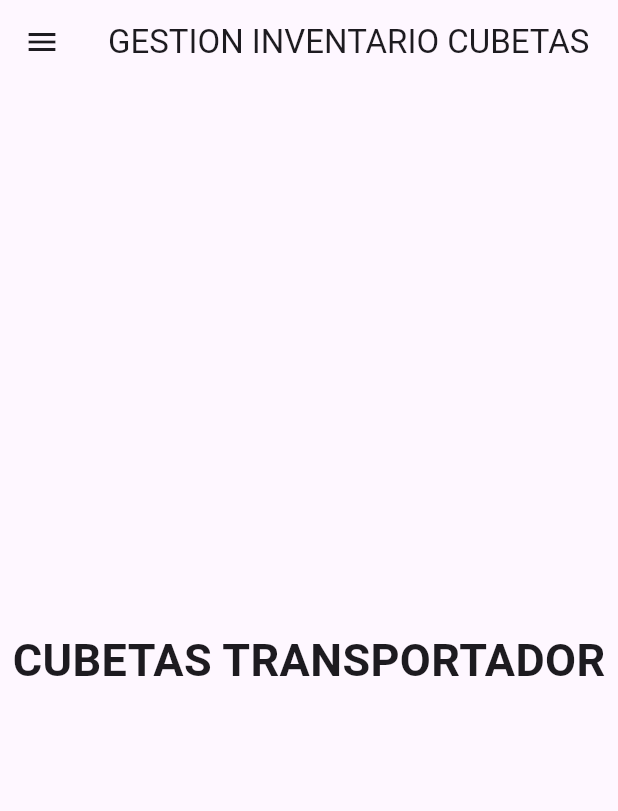
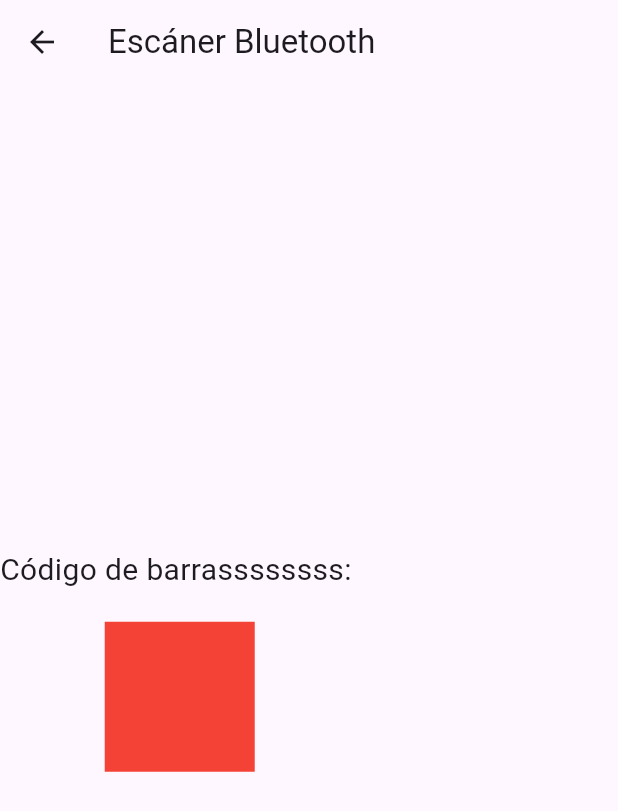
Before and after one commit to Davilaro/cubpruebrepo, a Flutter app: the screen it shows after launch, after a tap on "Ingresar", on a phone screen of 412 x 824 dp. Shown: the top 811 px of the screen. Run offline on Flutter 3.47's test engine with Material 3 defaults, Android fonts, the phone set to English and light mode, and no system bars; our stand-ins replace flutter_blue_plus, permission_handler, sqflite; accounts and stored records are empty.

Commit message:
feat_scann_structura_proyecto

```diff
--- a/lib/controllers/user_controller.dart
+++ b/lib/controllers/user_controller.dart
@@ -1,4 +1,4 @@
-import '../models/user.dart';
+import '../features/login/data/models/user.dart';
 import '../database/database_service.dart';
 
 class UserController {
--- a/lib/database/database_service.dart
+++ b/lib/database/database_service.dart
@@ -4,7 +4,7 @@ import 'package:flutter/widgets.dart';
 import 'package:path/path.dart';
 import 'package:sqflite/sqflite.dart';
 
-import '../models/user.dart';
+import '../features/login/data/models/user.dart';
 
 class DatabaseService {
 
--- a/lib/pages/login_page.dart
+++ b/lib/features/login/presentation/pages/login_page.dart
@@ -2,10 +2,10 @@ import 'dart:convert';
 import 'dart:io';
 
 import 'package:coopi_app/pages/auth_page.dart';
-import 'package:coopi_app/services/auth_service.dart';
+import 'package:coopi_app/features/login/services/auth_service.dart';
 
 
-import 'package:coopi_app/widgets/exports_widgets.dart';
+import 'package:coopi_app/features/widgets/exports_widgets.dart';
 
 
 import 'package:flutter/material.dart';
@@ -14,9 +14,12 @@ import 'package:http/http.dart' as http;
 import 'package:provider/provider.dart';
 
 
-import '../models/user.dart';
-import '../database/database_service.dart';
-import '../services/http_service.dart';
+import '../../../../database/database_service.dart';
+import '../../../scanner/presentation/pages/bluetoothScanner.dart';
+import '../../data/models/user.dart';
+//import '../features/login/data/models/user.dart';
+//import '../database/database_service.dart';
+//import '../services/http_service.dart';
 
 class Login extends StatefulWidget {
   const Login({super.key});
@@ -136,7 +139,7 @@ class LoginState extends State<Login> {
               CustomButton(onTap: () =>
               Navigator.push(
                     context,
-                    MaterialPageRoute(builder: (context) => PrincipalPage()),
+                    MaterialPageRoute(builder: (context) => BluetoothScanner()),
                   )
                 //signUserIn(context),
                 //AuthPage()
--- a/lib/services/auth_service.dart
+++ b/lib/features/login/services/auth_service.dart
@@ -1,8 +1,8 @@
 import 'dart:convert';
 
 import 'package:coopi_app/database/database_service.dart';
-import 'package:coopi_app/models/user.dart';
-import 'package:coopi_app/services/http_service.dart';
+import 'package:coopi_app/features/login/data/models/user.dart';
+import 'package:coopi_app/features/login/services/http_service.dart';
 import 'package:flutter/material.dart';
 
 class AuthService with ChangeNotifier {
--- /dev/null
+++ b/lib/features/scanner/presentation/pages/bluetoothScanner.dart
@@ -0,0 +1,172 @@
+import 'dart:async';
+import 'package:flutter/material.dart';
+import 'package:flutter/services.dart';
+import 'package:flutter_blue_plus/flutter_blue_plus.dart';
+import 'package:permission_handler/permission_handler.dart';
+
+class BluetoothScanner extends StatefulWidget {
+  @override
+  _BluetoothScannerState createState() => _BluetoothScannerState();
+}
+
+class _BluetoothScannerState extends State<BluetoothScanner> {
+   final FlutterBluePlus _flutterBlue = FlutterBluePlus();
+  // BluetoothDevice? connectedDevice;
+  // List<BluetoothService> services = [];
+  // List<ScanResult> scanResults = [];
+   String _scannedBarcode = '';
+
+  StreamSubscription<bool>? _scanningSubscription;
+  bool _isScanning = false;
+  String scannedData = ''; // Variable para almacenar los datos escaneados
+
+  @override
+  void initState() {
+    super.initState();
+    checkPermissions(); // Verificar y solicitar permisos
+
+    //Escuchar los cambios en el estado de escaneo
+    _scanningSubscription = FlutterBluePlus.isScanning.listen((isScanning) {
+      setState(() {
+        _isScanning = isScanning;
+      });
+    });
+  }
+
+  @override
+  void dispose() {
+    _scanningSubscription?.cancel();
+    super.dispose();
+  }
+
+  // Solicitar permisos en tiempo de ejecución
+  Future<void> checkPermissions() async {
+    Map<Permission, PermissionStatus> statuses = await [
+      Permission.bluetooth,
+      Permission.location,
+    ].request();
+
+    if (statuses[Permission.bluetooth]!.isGranted &&
+        statuses[Permission.location]!.isGranted) {
+      // scanForDevices();
+    } else {
+      // Muestra un mensaje si los permisos no están otorgados
+      showDialog(
+        context: context,
+        builder: (context) => AlertDialog(
+          title: Text('Permisos requeridos'),
+          content: Text(
+              'Por favor, otorga permisos de Bluetooth y ubicación para continuar.'),
+          actions: [
+            TextButton(
+              onPressed: () => Navigator.of(context).pop(),
+              child: Text('OK'),
+            ),
+          ],
+        ),
+      );
+    }
+  }
+
+  // Escucha los resultados del escaneo
+  // void listenForScanResults() {
+  //   FlutterBluePlus.scanResults.listen((results) {
+  //     for (ScanResult result in results) {
+  //       // print(
+  //       //     'Dispositivo encontrado: ${result.device.platformName} - ${result.device.remoteId}');
+  //     }
+  //   });
+  // }
+
+  // Conecta al dispositivo seleccionado
+  // void connectToDevice(BluetoothDevice device) async {
+  //   try {
+  //     await device.connect();
+  //     setState(() {
+  //       connectedDevice = device;
+  //     });
+
+  //     services = await device.discoverServices();
+  //     setState(() {});
+  //   } catch (e) {
+  //     print('Error al conectar: $e');
+  //   }
+  // }
+
+  // Desconecta el dispositivo
+  // void disconnectDevice() async {
+  //   await connectedDevice?.disconnect();
+  //   setState(() {
+  //     connectedDevice = null;
+  //     services = [];
+  //   });
+  // }
+
+  // Lee los datos del escáner
+  // void readFromScanner(BluetoothCharacteristic characteristic) {
+  //   characteristic.value.listen((value) {
+  //     // Procesar los datos recibidos
+  //     String scannedData = String.fromCharCodes(value);
+  //     //  print('Datos escaneados: $scannedData');
+  //   });
+  // }
+
+  // Función para manejar la entrada del teclado
+  // void _handleKey(RawKeyEvent event) {
+  //   if (event is RawKeyDownEvent) {
+  //     if (event.logicalKey == LogicalKeyboardKey.enter) {
+  //       print('escaneo acaca******');
+  //       // Muestra los datos cuando se presiona la tecla Enter
+  //       setState(() {
+  //         //  print('Código de barras escaneado: $scannedData');
+  //         scannedData = '';
+  //         print('escaneo acaca******');// Limpia la variable después de mostrar los datos
+  //       });
+  //     } else {
+  //       // Acumula los caracteres en scannedData
+  //       setState(() {
+  //         scannedData += event.character ?? '';
+  //         print('escaneo acaca******');
+  //       });
+  //     }
+  //   }
+  // }
+
+  @override
+  Widget build(BuildContext context) {
+    final FocusNode _focusNode = FocusNode();
+    return Scaffold(
+      appBar: AppBar(
+        title: Text('Escáner Bluetooth'),
+      ),
+      body: Column(
+        mainAxisAlignment: MainAxisAlignment.center,
+        children: [
+          // Muestra los datos escaneados en la interfaz
+          Text(
+            'Código de barrassssssss: $_scannedBarcode',
+            style: TextStyle(fontSize: 20),
+          ),
+          SizedBox(height: 20),
+          KeyboardListener(
+            focusNode: _focusNode,
+            autofocus: true,
+            onKeyEvent: (KeyEvent event) {
+              if (event is KeyDownEvent) {
+                setState(() {
+                  _scannedBarcode += event.character ?? '';
+                     print('************${event.character}'); // Concatenar si no es nulo
+                });
+              }
+            }, // Maneja el evento del teclado
+            child: Container(
+              width: 100,
+              height: 100,
+              color: Colors.red,
+            ),
+          ),
+        ],
+      ),
+    );
+  }
+}
--- /dev/null
+++ b/lib/features/widgets/exports_widgets.dart
@@ -0,0 +1,4 @@
+export 'package:coopi_app/features/app/presentation/pages/home_page.dart';
+export 'package:coopi_app/features/widgets/custom_button.dart';
+export 'package:coopi_app/features/widgets/custom_textField.dart';
+export 'package:coopi_app/features/widgets/custom_text_button.dart';
--- a/lib/main.dart
+++ b/lib/main.dart
@@ -1,46 +1,26 @@
-import 'package:coopi_app/services/auth_service.dart';
+import 'package:coopi_app/features/login/services/auth_service.dart';
+import 'package:coopi_app/routes/appRoutes.dart';
 import 'package:coopi_app/session_wrapper.dart';
 import 'package:flutter/material.dart';
 import 'package:provider/provider.dart';
-import 'pages/login_page.dart';
+
+import 'providers/providers_app.dart';
+//import 'pages/login_page.dart';
 
 void main() => runApp(MyApp());
 
 class MyApp extends StatelessWidget {
-
-
   const MyApp({super.key});
   @override
   Widget build(BuildContext context) {
-    return const MaterialApp(
-      debugShowCheckedModeBanner: false,
-      title: 'Coopidrogas gestion inventario',
-      home: MyHomePage(),
+
+    return  ProvidersApp(
+      child: MaterialApp(
+        debugShowCheckedModeBanner: false,
+        home: const SessionWrapper(),
+        initialRoute: 'primeraPage',
+        routes: appRoutes,
+      ),
     );
   }
 }
-
-class MyHomePage extends StatelessWidget {
-  const MyHomePage({super.key});
-  @override
-  Widget build(BuildContext context) {
-    return MultiProvider(
-      providers: [
-        ChangeNotifierProvider(create: (_) => AuthService()),
-      ],
-      child: SessionWrapper(),
-
-    );
-  }
-}
-
-// class MyHomePage extends StatelessWidget {
-//   const MyHomePage({super.key});
-//   @override
-//   Widget build(BuildContext context) {
-//     return MaterialApp(
-//       debugShowCheckedModeBanner: false,
-//       home: Login(),
-//     );
-//   }
-// }
--- /dev/null
+++ b/lib/providers/providers_app.dart
@@ -0,0 +1,19 @@
+import 'package:flutter/material.dart';
+import 'package:provider/provider.dart';
+
+import '../features/login/services/auth_service.dart';
+
+class ProvidersApp extends StatelessWidget {
+  const ProvidersApp({super.key, required this.child});
+  final Widget child;
+
+  @override
+  Widget build(BuildContext context) {
+    return MultiProvider(
+      providers: [
+        ChangeNotifierProvider(create: (_) => AuthService()),
+      ],
+      child: child,
+    );
+  }
+}
--- a/lib/widgets/exports_widgets.dart
+++ /dev/null
@@ -1,4 +0,0 @@
-export 'package:coopi_app/pages/home_page.dart';
-export 'package:coopi_app/widgets/custom_button.dart';
-export 'package:coopi_app/widgets/custom_textField.dart';
-export 'package:coopi_app/widgets/custom_text_button.dart';
```
Also changed, not shown: lib/pages/auth_page.dart (+8 -8 lines), lib/routes/appRoutes.dart (added, +11 -0 lines), lib/session_wrapper.dart (+5 -3 lines), lib/features/app/presentation/pages/home_page.dart (renamed from lib/pages/home_page.dart), lib/features/login/data/models/user.dart (renamed from lib/models/user.dart), lib/features/login/services/http_service.dart (renamed from lib/services/http_service.dart), lib/features/widgets/custom_button.dart (renamed from lib/widgets/custom_button.dart), lib/features/widgets/custom_textField.dart (renamed from lib/widgets/custom_textField.dart), lib/features/widgets/custom_text_button.dart (renamed from lib/widgets/custom_text_button.dart), 5 other files.
